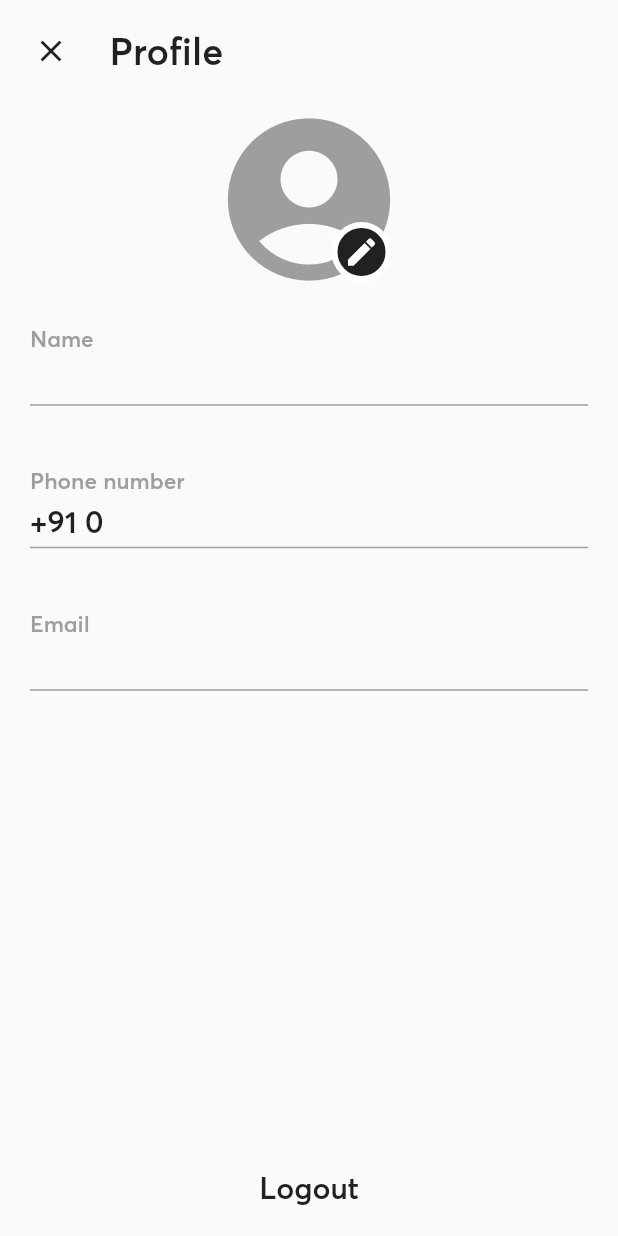
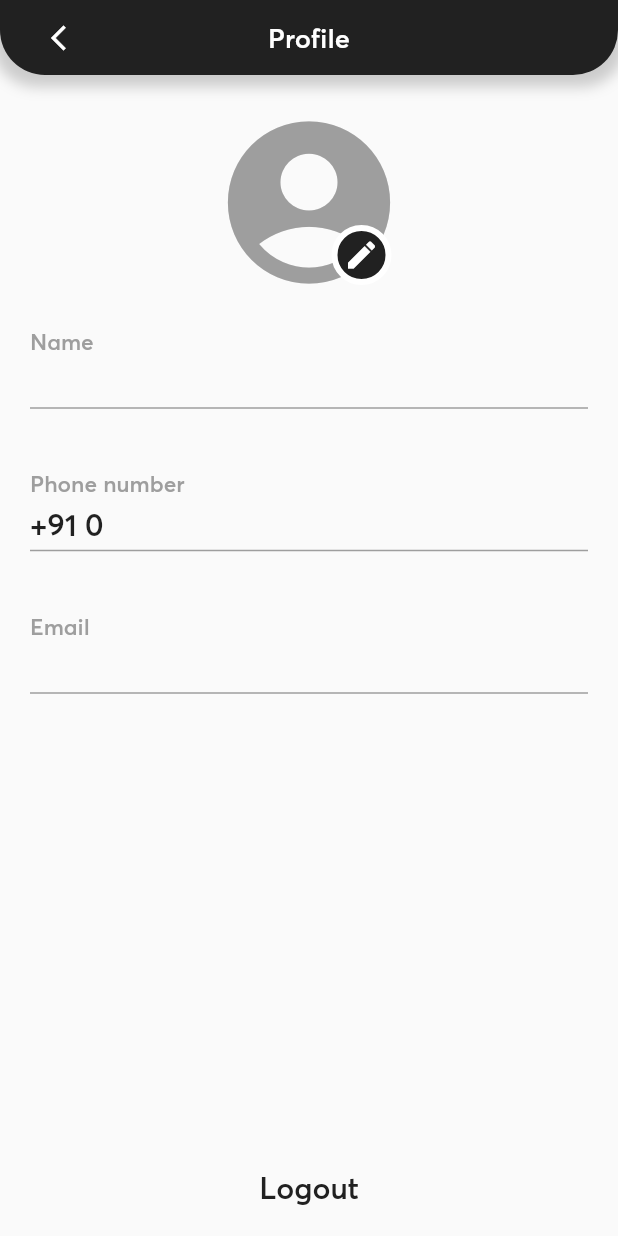
Before and after one commit to ShamilPP/Flukefy, a Flutter app: the HomeScreen screen opened directly, in the side drawer, after a tap on "View profile", on a phone screen of 412 x 824 dp. Run offline on Flutter 3.47's test engine with Material 2 defaults, Android fonts, the phone set to English and light mode, and no system bars; our stand-ins replace carousel_slider, cloud_firestore, firebase_auth, firebase_core, flutter_rating_bar, flutter_spinkit and 4 more; missing offline and left inert: flutter_facebook_auth; accounts and stored records are empty.

Commit message:
profile screen updated

```diff
--- a/lib/view/screens/home/widgets/home_appbar.dart
+++ b/lib/view/screens/home/widgets/home_appbar.dart
@@ -1,6 +1,5 @@
 import 'package:flukefy/utils/colors.dart';
 import 'package:flukefy/view/screens/cart/cart_screen.dart';
-import 'package:flukefy/view/screens/home/home_screen.dart';
 import 'package:flutter/material.dart';
 import 'package:fluttertoast/fluttertoast.dart';
 
--- a/lib/view/screens/home/widgets/home_drawer.dart
+++ b/lib/view/screens/home/widgets/home_drawer.dart
@@ -72,11 +72,11 @@ class DrawerTile extends StatelessWidget {
   @override
   Widget build(BuildContext context) {
     return InkWell(
+      onTap: onTap,
       child: ListTile(
         title: Text(title),
         tileColor: color,
       ),
-      onTap: () {},
     );
   }
 }
--- a/lib/view/screens/profile/profile_screen.dart
+++ b/lib/view/screens/profile/profile_screen.dart
@@ -1,5 +1,6 @@
 import 'package:flukefy/view/screens/profile/widgets/logout_button.dart';
 import 'package:flukefy/view/screens/profile/widgets/profile_list_tile.dart';
+import 'package:flukefy/view/widgets/general/curved_app_bar.dart';
 import 'package:flutter/material.dart';
 
 import '../../../model/user.dart';
@@ -14,28 +15,15 @@ class ProfileScreen extends StatelessWidget {
   @override
   Widget build(BuildContext context) {
     return Scaffold(
-      body: SafeArea(
-        child: Column(
+      appBar: const CurvedAppBar(title: 'Profile'),
+      body: Column(
         mainAxisAlignment: MainAxisAlignment.spaceBetween,
         crossAxisAlignment: CrossAxisAlignment.start,
         children: [
-            Column(
+          Padding(
+            padding: const EdgeInsets.only(top: 20),
+            child: Column(
               children: [
-                // AppBar
-                Container(
-                  padding: const EdgeInsets.all(10),
-                  child: Row(
-                    children: const [
-                      CloseButton(),
-                      SizedBox(width: 15),
-                      Text(
-                        "Profile",
-                        style: TextStyle(fontSize: 25),
-                      ),
-                    ],
-                  ),
-                ),
-
                 // User profile photo
                 Center(
                   child: Stack(
@@ -81,6 +69,7 @@ class ProfileScreen extends StatelessWidget {
                 ProfileListTile(text: user.email, subText: 'Email'),
               ],
             ),
+          ),
 
           // Logout button
           const Padding(
@@ -89,7 +78,6 @@ class ProfileScreen extends StatelessWidget {
           ),
         ],
       ),
-      ),
     );
   }
 }
```
Lines whose indentation alone changed are shown as unchanged.
